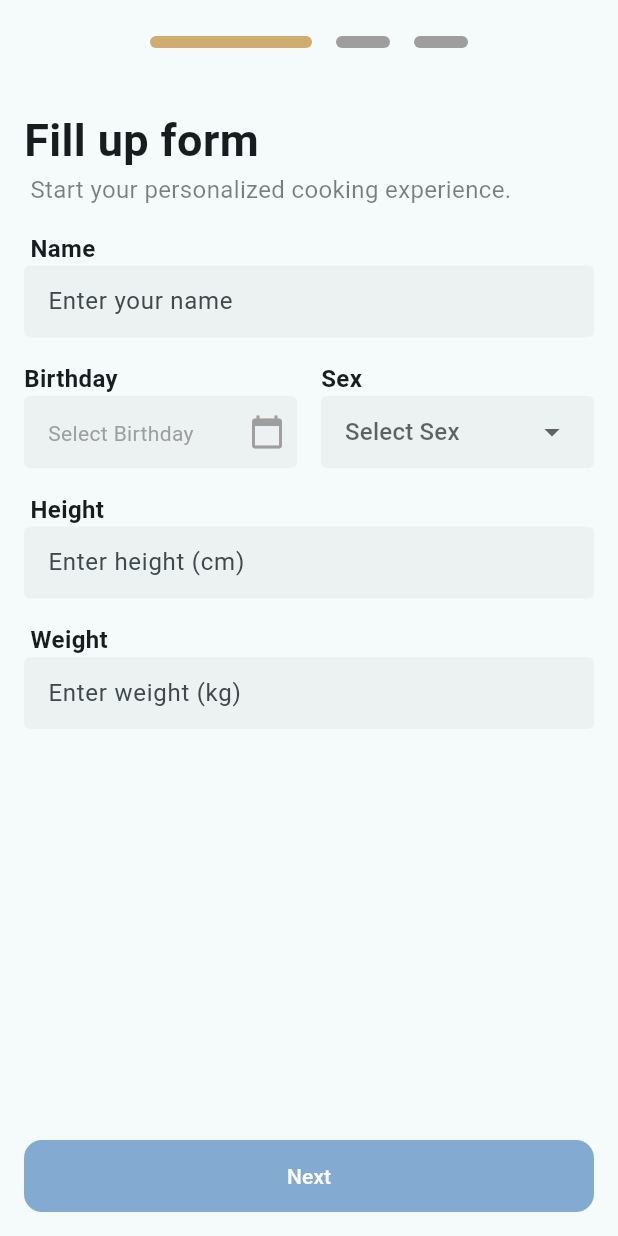
After one commit to Crcs1225/Meal.io, a Flutter app: the UserProfile screen opened directly, on a phone screen of 412 x 824 dp. The commit adds this screen. Run offline on Flutter 3.47's test engine with Material 3 defaults, Android fonts, the phone set to English and light mode, and no system bars; drawn by our look-alikes of smooth_page_indicator; our stand-ins replace camera, cloud_firestore, csv, firebase_auth, firebase_core, firebase_storage and 8 more; accounts and stored records are empty; network calls fail; project files that could hold a hidden picture were left out.

Commit message:
added on boarding data input

```diff
--- a/lib/auth/register.dart
+++ b/lib/auth/register.dart
@@ -1,7 +1,7 @@
 import 'package:firebase_auth/firebase_auth.dart';
 import 'package:flutter/material.dart';
 import 'package:ionicons/ionicons.dart';
-import 'package:meal_planner/nav%20screens/nav.dart';
+import 'package:meal_planner/auth/user_profile.dart';
 import '../utility/logincheck.dart';
 import 'login.dart';
 
@@ -48,7 +48,7 @@ class _RegisterScreenState extends State<RegisterScreen> {
           if (mounted) {
             Navigator.pushAndRemoveUntil(
               context,
-              MaterialPageRoute(builder: (context) => const Navigation()),
+              MaterialPageRoute(builder: (context) => const UserProfile()),
               (route) => false,
             );
           }
--- /dev/null
+++ b/lib/auth/user_profile.dart
@@ -0,0 +1,588 @@
+import 'dart:io';
+import 'package:firebase_auth/firebase_auth.dart';
+import 'package:flutter/material.dart';
+import 'package:image_picker/image_picker.dart';
+import 'package:lottie/lottie.dart';
+import 'package:meal_planner/nav%20screens/nav.dart';
+import 'package:smooth_page_indicator/smooth_page_indicator.dart';
+
+import '../utility/logincheck.dart';
+
+class UserProfile extends StatefulWidget {
+  const UserProfile({super.key});
+
+  @override
+  State<UserProfile> createState() => _UserProfileState();
+}
+
+class _UserProfileState extends State<UserProfile> {
+  final PageController _pageController = PageController();
+  int _currentPage = 0;
+  final ImagePicker _picker = ImagePicker();
+  File? _profileImage;
+
+  final TextEditingController _nameController = TextEditingController();
+  final TextEditingController _heightController = TextEditingController();
+  final TextEditingController _weightController = TextEditingController();
+  DateTime? _selectedDate;
+  String? _selectedSex;
+  final List<String> _preferences = [];
+  final List<String> _availablePreferences = [
+    'Vegan',
+    'Vegetarian',
+    'Keto',
+    'Paleo'
+  ];
+
+  void _pickImage() async {
+    final pickedFile = await _picker.pickImage(source: ImageSource.gallery);
+    if (pickedFile != null) {
+      setState(() {
+        _profileImage = File(pickedFile.path);
+      });
+    }
+  }
+
+  void _selectDate(BuildContext context) async {
+    final DateTime? picked = await showDatePicker(
+      context: context,
+      initialDate: DateTime.now(),
+      firstDate: DateTime(1900),
+      lastDate: DateTime(2101),
+    );
+    if (picked != null && picked != _selectedDate) {
+      setState(() {
+        _selectedDate = picked;
+      });
+    }
+  }
+
+  void _nextPage() {
+    if (_currentPage == 0) {
+      // Validate first page fields
+      if (_nameController.text.isEmpty ||
+          _selectedDate == null ||
+          _heightController.text.isEmpty ||
+          _weightController.text.isEmpty ||
+          _selectedSex == null) {
+        _showErrorDialog('Please fill in all fields.');
+        return;
+      }
+    } else if (_currentPage == 1) {
+      // Validate second page
+      if (_preferences.isEmpty) {
+        _showErrorDialog('Please select at least one preference.');
+        return;
+      }
+    }
+    if (_currentPage < 2) {
+      _pageController.nextPage(
+        duration: const Duration(milliseconds: 300),
+        curve: Curves.easeInOut,
+      );
+    } else {
+      _completeOnboarding();
+    }
+  }
+
+  void _previousPage() {
+    if (_currentPage > 0) {
+      _pageController.previousPage(
+        duration: const Duration(milliseconds: 300),
+        curve: Curves.easeInOut,
+      );
+    }
+  }
+
+  Future<void> _completeOnboarding() async {
+    try {
+      User? user = FirebaseAuth.instance.currentUser;
+      if (user != null) {
+        // Show loading dialog
+        _showLoadingDialog();
+
+        // Update user profile
+        await AuthService().updateUserProfile(
+          user.uid,
+          _nameController.text,
+          _selectedDate!,
+          double.parse(_heightController.text),
+          double.parse(_weightController.text),
+          _selectedSex!,
+          _preferences,
+        );
+
+        // Upload profile picture if available
+        if (_profileImage != null) {
+          await AuthService().uploadProfilePicture(user.uid, _profileImage!);
+        }
+
+        // Close loading dialog and navigate to homepage
+        if (mounted) Navigator.pop(context); // Close loading dialog
+        if (mounted) {
+          Navigator.pushReplacement(
+            context,
+            MaterialPageRoute(
+                builder: (context) =>
+                    const Navigation()), // Replace with your home page
+          );
+        }
+      }
+    } catch (e) {
+      // Close loading dialog
+      if (mounted) Navigator.pop(context);
+      // Delete the uploaded profile picture if an error occurs
+      User? user = FirebaseAuth.instance.currentUser;
+      if (user != null && _profileImage != null) {
+        await AuthService().deleteProfilePicture(user.uid);
+      }
+      _showErrorDialog('Registration failed. Please try again.');
+    }
+  }
+
+  void _showLoadingDialog() {
+    showDialog(
+      context: context,
+      barrierDismissible: false,
+      builder: (context) {
+        return Dialog(
+          shape: RoundedRectangleBorder(
+            borderRadius: BorderRadius.circular(12),
+          ),
+          child: SizedBox(
+            height: 150,
+            width: 150,
+            child: Center(
+              child: Lottie.asset(
+                  'assets/loading.json'), // Replace with your loading GIF
+            ),
+          ),
+        );
+      },
+    );
+  }
+
+  void _showErrorDialog(String message) {
+    showDialog(
+      context: context,
+      builder: (context) {
+        return AlertDialog(
+          title: const Text('Error'),
+          content: Text(message),
+          actions: [
+            TextButton(
+              onPressed: () {
+                Navigator.of(context).pop();
+              },
+              child: const Text('OK'),
+            ),
+          ],
+        );
+      },
+    );
+  }
+
+  @override
+  Widget build(BuildContext context) {
+    return Scaffold(
+      body: SafeArea(
+        child: Column(
+          children: [
+            Padding(
+              padding:
+                  const EdgeInsets.symmetric(horizontal: 16.0, vertical: 24.0),
+              child: SmoothPageIndicator(
+                controller: _pageController,
+                count: 3,
+                effect: const ExpandingDotsEffect(
+                  dotHeight: 8.0,
+                  dotWidth: 36.0,
+                  spacing: 16.0,
+                  strokeWidth: 1.5,
+                  dotColor: Colors.grey, //change
+                  activeDotColor: Color(0xFFD0AD6D), //change
+                ),
+              ),
+            ),
+            Expanded(
+              child: PageView(
+                controller: _pageController,
+                onPageChanged: (int page) {
+                  setState(() {
+                    _currentPage = page;
+                  });
+                },
+                children: [
+                  _buildPersonalInfoPage(),
+                  _buildPreferencesPage(),
+                  _buildProfilePicturePage(),
+                ],
+              ),
+            ),
+            Padding(
+              padding: const EdgeInsets.all(16.0),
+              child: Column(
+                mainAxisAlignment: MainAxisAlignment.spaceEvenly,
+                children: [
+                  _currentPage > 0
+                      ? Container(
+                          width: double.infinity,
+                          decoration: BoxDecoration(
+                            color: Colors.white,
+                            border: Border.all(
+                                color: Colors.black.withOpacity(0.3)),
+                            borderRadius: BorderRadius.circular(12.0),
+                          ),
+                          child: ElevatedButton(
+                            style: ElevatedButton.styleFrom(
+                              backgroundColor: Colors.transparent,
+                              elevation: 0,
+                              shape: RoundedRectangleBorder(
+                                borderRadius: BorderRadius.circular(12.0),
+                              ),
+                            ),
+                            onPressed: _previousPage,
+                            child: const Text(
+                              'Back',
+                              style: TextStyle(color: Colors.black),
+                            ),
+                          ),
+                        )
+                      : const SizedBox.shrink(),
+                  const SizedBox(
+                    height: 16,
+                  ),
+                  Container(
+                    width: double.infinity,
+                    decoration: BoxDecoration(
+                      color: const Color(0xFF83ABD1),
+                      borderRadius: BorderRadius.circular(12.0),
+                    ),
+                    child: ElevatedButton(
+                      style: ElevatedButton.styleFrom(
+                        backgroundColor: Colors.transparent,
+                        elevation: 0,
+                        shape: RoundedRectangleBorder(
+                          borderRadius: BorderRadius.circular(12.0),
+                        ),
+                      ),
+                      onPressed: _nextPage,
+                      child: Text(
+                        _currentPage == 2 ? 'Let\'s Cook' : 'Next',
+                        style: const TextStyle(color: Colors.white),
+                      ),
+                    ),
+                  ),
+                ],
+              ),
+            ),
+          ],
+        ),
+      ),
+    );
+  }
+
+  Widget _buildPersonalInfoPage() {
+    return Padding(
+      padding: const EdgeInsets.all(16.0),
+      child: ListView(
+        children: [
+          const Text(
+            'Fill up form',
+            style: TextStyle(fontWeight: FontWeight.bold, fontSize: 30),
+          ),
+          Text(
+            '\tStart your personalized cooking experience.',
+            style: TextStyle(
+              color: Colors.black.withOpacity(0.5),
+              fontSize: 16.0,
+            ),
+          ),
+          const SizedBox(
+            height: 16,
+          ),
+          const Text(
+            '\tName',
+            style: TextStyle(fontSize: 16, fontWeight: FontWeight.bold),
+          ),
+          TextField(
+            controller: _nameController,
+            decoration: InputDecoration(
+              hintText: 'Enter your name',
+              border: const OutlineInputBorder(borderSide: BorderSide.none),
+              filled: true,
+              fillColor: Colors.grey.withOpacity(0.1),
+              contentPadding:
+                  const EdgeInsets.symmetric(vertical: 8.0, horizontal: 12.0),
+            ),
+          ),
+          const SizedBox(
+            height: 16,
+          ),
+          Row(
+            children: [
+              Expanded(
+                child: Column(
+                  crossAxisAlignment: CrossAxisAlignment.start,
+                  children: [
+                    const Text(
+                      'Birthday',
+                      style:
+                          TextStyle(fontSize: 16, fontWeight: FontWeight.bold),
+                    ),
+                    Stack(
+                      alignment: Alignment.centerRight,
+                      children: [
+                        GestureDetector(
+                          onTap: () => _selectDate(context),
+                          child: InputDecorator(
+                            decoration: InputDecoration(
+                              hintText: 'Select Birthday',
+                              border: const OutlineInputBorder(
+                                  borderSide: BorderSide.none),
+                              filled: true,
+                              fillColor: Colors.grey.withOpacity(0.1),
+                              contentPadding: const EdgeInsets.symmetric(
+                                  vertical: 8.0, horizontal: 12.0),
+                            ),
+                            child: Text(
+                              _selectedDate == null
+                                  ? 'Select Birthday'
+                                  : '${_selectedDate!.toLocal()}'.split(' ')[0],
+                              style: TextStyle(
+                                color: _selectedDate == null
+                                    ? Colors.grey
+                                    : Colors.black,
+                              ),
+                            ),
+                          ),
+                        ),
+                        const Padding(
+                          padding: EdgeInsets.only(right: 8),
+                          child: Icon(Icons.calendar_today, color: Colors.grey),
+                        ),
+                      ],
+                    ),
+                  ],
+                ),
+              ),
+              const SizedBox(width: 16.0),
+              Expanded(
+                child: Column(
+                  crossAxisAlignment: CrossAxisAlignment.start,
+                  children: [
+                    const Text(
+                      'Sex',
+                      style:
+                          TextStyle(fontSize: 16, fontWeight: FontWeight.bold),
+                    ),
+                    InputDecorator(
+                      decoration: InputDecoration(
+                        border: const OutlineInputBorder(
+                            borderSide: BorderSide.none),
+                        filled: true,
+                        fillColor: Colors.grey.withOpacity(0.1),
+                        contentPadding: const EdgeInsets.symmetric(
+                            vertical: 0.0, horizontal: 12.0),
+                        isDense: true,
+                      ),
+                      child: DropdownButtonHideUnderline(
+                        child: DropdownButton<String>(
+                          hint: const Text('Select Sex'),
+                          value: _selectedSex,
+                          onChanged: (String? newValue) {
+                            setState(() {
+                              _selectedSex = newValue;
+                            });
+                          },
+                          items: <String>['Male', 'Female', 'Other']
+                              .map<DropdownMenuItem<String>>((String value) {
+                            return DropdownMenuItem<String>(
+                              value: value,
+                              child: Text(value),
+                            );
+                          }).toList(),
+                        ),
+                      ),
+                    ),
+                  ],
+                ),
+              ),
+            ],
+          ),
+          const SizedBox(
+            height: 16,
+          ),
+          const Text(
+            '\tHeight',
+            style: TextStyle(fontSize: 16, fontWeight: FontWeight.bold),
+          ),
+          TextField(
+            controller: _heightController,
+            decoration: InputDecoration(
+              hintText: 'Enter height (cm)',
+              border: const OutlineInputBorder(borderSide: BorderSide.none),
+              filled: true,
+              fillColor: Colors.grey.withOpacity(0.1),
+              contentPadding:
+                  const EdgeInsets.symmetric(vertical: 8.0, horizontal: 12.0),
+            ),
+            keyboardType: TextInputType.number,
+          ),
+          const SizedBox(
+            height: 16,
+          ),
+          const Text(
+            '\tWeight',
+            style: TextStyle(fontSize: 16, fontWeight: FontWeight.bold),
+          ),
+          TextField(
+            controller: _weightController,
+            decoration: InputDecoration(
+              hintText: 'Enter weight (kg)',
+              border: const OutlineInputBorder(borderSide: BorderSide.none),
+              filled: true,
+              fillColor: Colors.grey.withOpacity(0.1),
+              contentPadding:
+                  const EdgeInsets.symmetric(vertical: 8.0, horizontal: 12.0),
+            ),
+            keyboardType: TextInputType.number,
+          ),
+        ],
+      ),
+    );
+  }
+
+  Widget _buildPreferencesPage() {
+    return Padding(
+      padding: const EdgeInsets.all(16.0),
+      child: Column(
+        crossAxisAlignment: CrossAxisAlignment.start,
+        children: [
+          // Title and description
+          const Text(
+            "What's your preference?",
+            style: TextStyle(fontSize: 30, fontWeight: FontWeight.bold),
+          ),
+          const SizedBox(height: 8.0),
+          const Text(
+            'Select your dietary preferences from the list below. This will help us recommend recipes that fit your dietary needs.',
+            style: TextStyle(fontSize: 16, color: Colors.grey),
+          ),
+          const SizedBox(height: 16.0), // Space between description and list
+
+          // Preferences list
+          Expanded(
+            child: ListView(
+              children: _availablePreferences.map((preference) {
+                return CheckboxListTile(
+                  title: Text(preference),
+                  value: _preferences.contains(preference),
+                  onChanged: (bool? value) {
+                    setState(() {
+                      if (value == true) {
+                        _preferences.add(preference);
+                      } else {
+                        _preferences.remove(preference);
+                      }
+                    });
+                  },
+                );
+              }).toList(),
+            ),
+          ),
+        ],
+      ),
+    );
+  }
+
+  Widget _buildProfilePicturePage() {
+    return Padding(
+      padding: const EdgeInsets.all(16.0),
+      child: Stack(
+        children: [
+          // Background content
+          const Column(
+            crossAxisAlignment: CrossAxisAlignment.start,
+            children: [
+              Text(
+                'Profile Picture',
+                style: TextStyle(fontSize: 30, fontWeight: FontWeight.bold),
+              ),
+              SizedBox(height: 8),
+              Text(
+                'Upload a profile picture that represents you.',
+                style: TextStyle(fontSize: 16, color: Colors.black54),
+              ),
+              SizedBox(height: 24),
+            ],
+          ),
+          // Centered profile picture and buttons
+          Align(
+            alignment: Alignment.center,
+            child: Column(
+              mainAxisSize: MainAxisSize.min,
+              children: [
+                Container(
+                  width: 120,
+                  height: 120,
+                  decoration: BoxDecoration(
+                    shape: BoxShape.circle,
+                    border:
+                        Border.all(color: const Color(0xFFD0AD6D), width: 4.0),
+                  ),
+                  child: CircleAvatar(
+                    radius: 60,
+                    backgroundColor: Colors.grey[300],
+                    backgroundImage: _profileImage != null
+                        ? FileImage(_profileImage!)
+                        : null,
+                    child: _profileImage == null
+                        ? const Icon(Icons.person_3, size: 40)
+                        : null,
+                  ),
+                ),
+                const SizedBox(height: 16),
+                if (_profileImage != null)
+                  ElevatedButton(
+                    onPressed: () => _pickImage(),
+                    style: ElevatedButton.styleFrom(
+                      shape: RoundedRectangleBorder(
+                        borderRadius: BorderRadius.circular(12.0),
+                      ),
+                      backgroundColor: Colors.black,
+                    ),
+                    child: const Text(
+                      'Retake',
+                      style: TextStyle(color: Colors.white),
+                    ),
+                  ),
+              ],
+            ),
+          ),
+          // Add Picture button if no profile image
+          if (_profileImage == null)
+            Align(
+              alignment: Alignment.bottomCenter,
+              child: Padding(
+                padding: const EdgeInsets.only(bottom: 24.0),
+                child: ElevatedButton(
+                  onPressed: _pickImage,
+                  style: ElevatedButton.styleFrom(
+                    shape: RoundedRectangleBorder(
+                      borderRadius: BorderRadius.circular(12.0),
+                    ),
+                    backgroundColor: Colors.black,
+                  ),
+                  child: const Text(
+                    'Add Picture',
+                    style: TextStyle(color: Colors.white),
+                  ),
+                ),
+              ),
+            ),
+        ],
+      ),
+    );
+  }
+}
--- a/lib/utility/logincheck.dart
+++ b/lib/utility/logincheck.dart
@@ -1,10 +1,28 @@
-// auth_service.dart
+import 'dart:io';
 import 'package:cloud_firestore/cloud_firestore.dart';
 import 'package:firebase_auth/firebase_auth.dart';
+import 'package:firebase_storage/firebase_storage.dart';
 
 class AuthService {
   final FirebaseAuth _auth = FirebaseAuth.instance;
   final FirebaseFirestore _firestore = FirebaseFirestore.instance;
+  final FirebaseStorage _storage = FirebaseStorage.instance;
+
+  int _calculateAge(DateTime birthday) {
+    DateTime now = DateTime.now();
+    int age = now.year - birthday.year;
+    if (now.month < birthday.month ||
+        (now.month == birthday.month && now.day < birthday.day)) {
+      age--;
+    }
+    return age;
+  }
+
+  Future<void> deleteProfilePicture(String userId) async {
+    final storageRef =
+        FirebaseStorage.instance.ref().child('profile_pictures/$userId.jpg');
+    await storageRef.delete();
+  }
 
   Future<User?> signInWithEmailAndPassword(
       String email, String password) async {
@@ -40,6 +58,46 @@ class AuthService {
     }
   }
 
+  Future<void> updateUserProfile(
+    String uid,
+    String name,
+    DateTime birthday,
+    double height,
+    double weight,
+    String sex,
+    List<String> preferences,
+  ) async {
+    try {
+      int age = _calculateAge(birthday); // Calculate age
+      await _firestore.collection('users').doc(uid).update({
+        'name': name,
+        'birthday': birthday,
+        'age': age, // Add age here
+        'height': height,
+        'weight': weight,
+        'sex': sex,
+        'preferences': preferences,
+      });
+    } catch (e) {
+      throw Exception('Update user profile failed: ${e.toString()}');
+    }
+  }
+
+  Future<String?> uploadProfilePicture(String uid, File profilePicture) async {
+    try {
+      Reference ref = _storage.ref().child('profile_pictures/$uid.jpg');
+      UploadTask uploadTask = ref.putFile(profilePicture);
+      TaskSnapshot snapshot = await uploadTask;
+      String downloadUrl = await snapshot.ref.getDownloadURL();
+      await _firestore.collection('users').doc(uid).update({
+        'profilePicture': downloadUrl,
+      });
+      return downloadUrl;
+    } catch (e) {
+      throw Exception('Upload profile picture failed: ${e.toString()}');
+    }
+  }
+
   Future<void> signOut() async {
     try {
       await FirebaseAuth.instance.signOut();
--- a/pubspec.yaml
+++ b/pubspec.yaml
@@ -50,6 +50,7 @@ dependencies:
   logger: ^2.4.0
   flutter_svg: ^2.0.10+1
   lottie: ^3.1.2
+  firebase_storage: ^12.1.1
 
 
 dev_dependencies:
@@ -92,6 +93,7 @@ flutter:
     - assets/recommend.json
     - assets/scan.json
     - assets/welcome.svg
+    - assets/loading.json
 
 
 
```
Also changed, not shown: assets/loading.json (added, +1 -0 lines), pubspec.lock.
